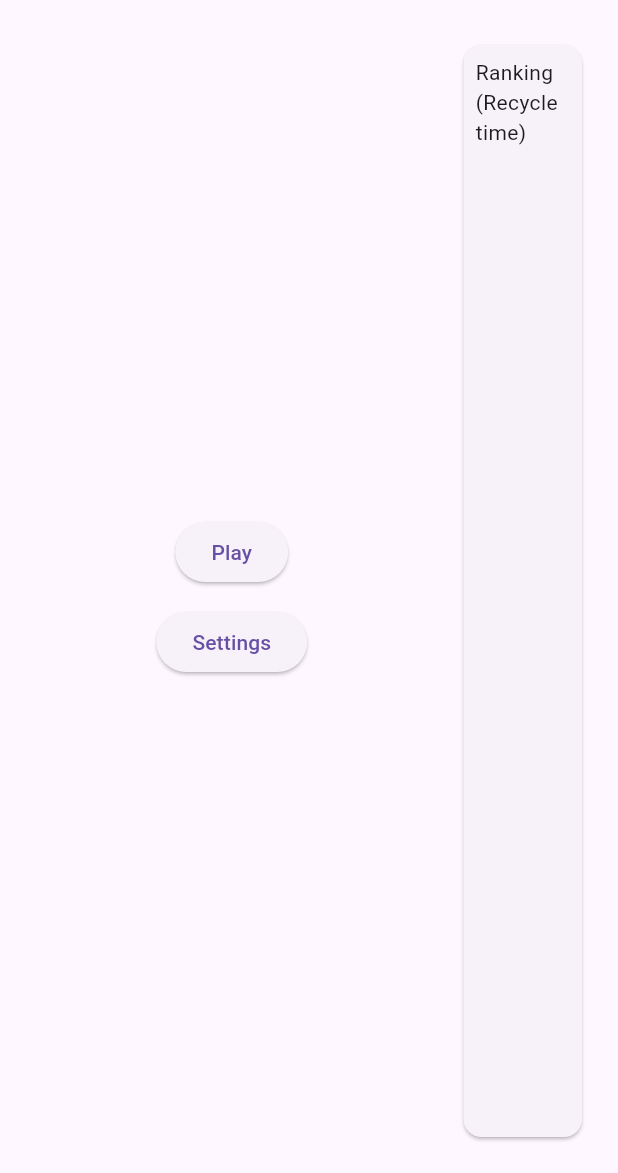
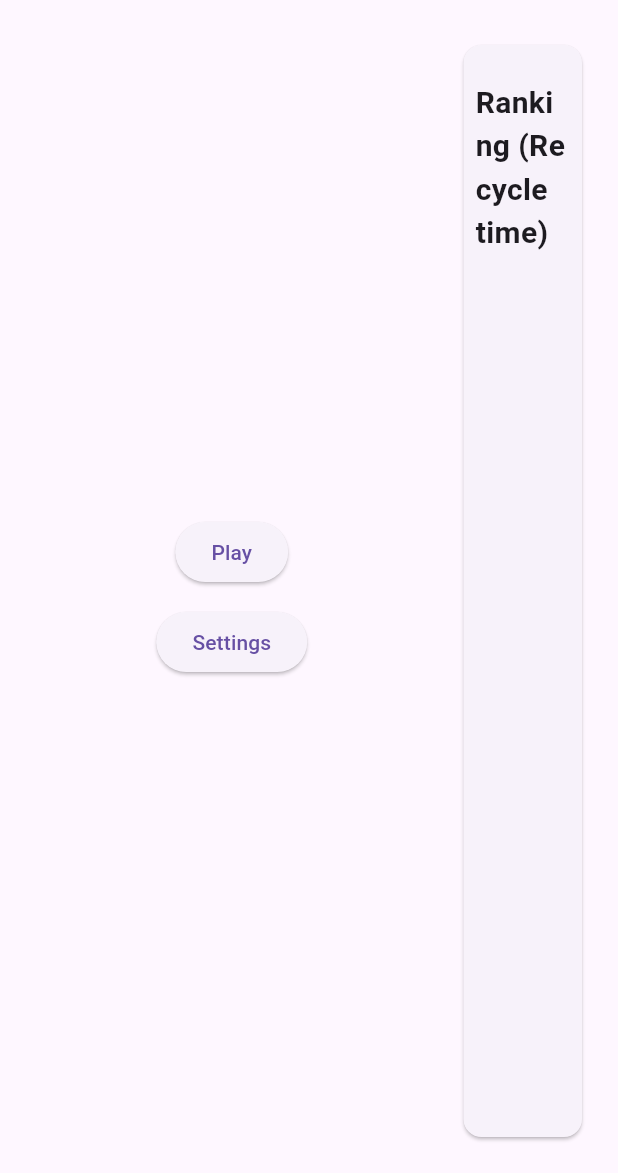
Before and after one commit to crab-team/save-the-ocean, a Flutter app: the MenuScreen screen opened by its route, on a phone screen of 412 x 824 dp, the part 63-1236 px from its top. Run offline on Flutter 3.47's test engine with Material 3 defaults, Android fonts, the phone set to English and light mode, and no system bars; our stand-ins replace audioplayers, cloud_firestore, firebase_core, flutter_svg, go_router, shared_preferences; missing offline and left inert: flame, flame_forge2d, flame_rive, flame_splash_screen; accounts and stored records are empty.

Commit message:
Create ranking components and fix set score in repository

```diff
--- a/lib/data/repositories/firestore_ranking_repository.dart
+++ b/lib/data/repositories/firestore_ranking_repository.dart
@@ -23,7 +23,7 @@ class FirestoreRankingRepository implements RankingRepository {
 
   @override
   Future<void> setScore(String username, int score) async {
-    await _usersCollection().doc(username).update({'score': score});
+    await _usersCollection().doc(username).set({'username': username, 'score': score}, SetOptions(merge: true));
   }
 
   CollectionReference _usersCollection() {
--- a/lib/domain/use_cases/ranking/update_score.dart
+++ b/lib/domain/use_cases/ranking/update_score.dart
@@ -5,7 +5,7 @@ class UpdateScore {
 
   UpdateScore(this._rankingRepository);
 
-  Future<void> execute(String username, int score) async {
+  Future<void> call(String username, int score) async {
     return await _rankingRepository.setScore(username, score);
   }
 }
--- a/lib/screens/menu/widgets/ranking.dart
+++ b/lib/screens/menu/widgets/ranking.dart
@@ -1,10 +1,9 @@
 import 'package:flutter/material.dart';
 import 'package:provider/provider.dart';
 import 'package:save_the_ocean/core/page_status.dart';
-import 'package:save_the_ocean/domain/user.dart';
 import 'package:save_the_ocean/screens/menu/controllers/ranking_controller.dart';
 import 'package:save_the_ocean/screens/menu/controllers/ranking_state.dart';
-import 'package:save_the_ocean/utils/score.dart';
+import 'package:save_the_ocean/screens/menu/widgets/ranking_card.dart';
 
 class Ranking extends StatefulWidget {
   const Ranking({super.key});
@@ -17,7 +16,6 @@ class _RankingState extends State<Ranking> {
   @override
   void initState() {
     super.initState();
-
     Provider.of<RankingController>(context, listen: false).fetch();
   }
 
@@ -25,47 +23,26 @@ class _RankingState extends State<Ranking> {
   Widget build(BuildContext context) {
     return Consumer<RankingController>(
       builder: (context, controller, child) {
-        RankingState currentstate = controller.currentState;
+        RankingState currentState = controller.currentState;
         return Card(
           margin: const EdgeInsets.only(top: 16, bottom: 24, right: 24),
           child: Padding(
             padding: const EdgeInsets.all(8),
-            child: _rankingCardBody(currentstate),
+            child: _rankingContent(currentState),
           ),
         );
       },
     );
   }
 
-  Widget _rankingCardBody(RankingState state) {
+  Widget _rankingContent(RankingState state) {
     switch (state.status) {
       case PageStatus.loading:
         return const Center(child: CircularProgressIndicator());
       case PageStatus.error:
         return const Center(child: Text('An error has ocurred'));
       case PageStatus.data:
-        return Column(
-          crossAxisAlignment: CrossAxisAlignment.center,
-          children: [
-            const Text('Ranking (Recycle time)'),
-            const SizedBox(height: 16),
-            ...state.users.map((user) => _userScoreRow(user)).toList(),
-          ],
-        );
+       return RankingCard(users: state.users);
     }
   }
-
-  Widget _userScoreRow(User user) {
-    return Padding(
-      padding: const EdgeInsets.symmetric(horizontal: 32.0),
-      child: Row(
-        crossAxisAlignment: CrossAxisAlignment.center,
-        children: [
-          Text(user.username),
-          const Spacer(),
-          Text(user.score.formattedScore()),
-        ],
-      ),
-    );
-  }
 }
--- /dev/null
+++ b/lib/screens/menu/widgets/ranking_card.dart
@@ -0,0 +1,28 @@
+import 'package:flutter/material.dart';
+import 'package:save_the_ocean/domain/user.dart';
+import 'package:save_the_ocean/screens/menu/widgets/user_ranking_row.dart';
+
+class RankingCard extends StatelessWidget {
+  final List<User> users;
+
+  const RankingCard({super.key, required this.users});
+
+  @override
+  Widget build(BuildContext context) {
+    return Column(
+      crossAxisAlignment: CrossAxisAlignment.center,
+      children: [
+        const SizedBox(height: 16),
+        const Text(
+          'Ranking (Recycle time)',
+          style: TextStyle(
+            fontSize: 20,
+            fontWeight: FontWeight.bold,
+          ),
+        ),
+        const SizedBox(height: 24),
+        ...users.map((user) => UserRankingRow(user: user)).toList(),
+      ],
+    );
+  }
+}
```
Also changed, not shown: lib/screens/menu/widgets/user_ranking_row.dart (added, +33 -0 lines).
